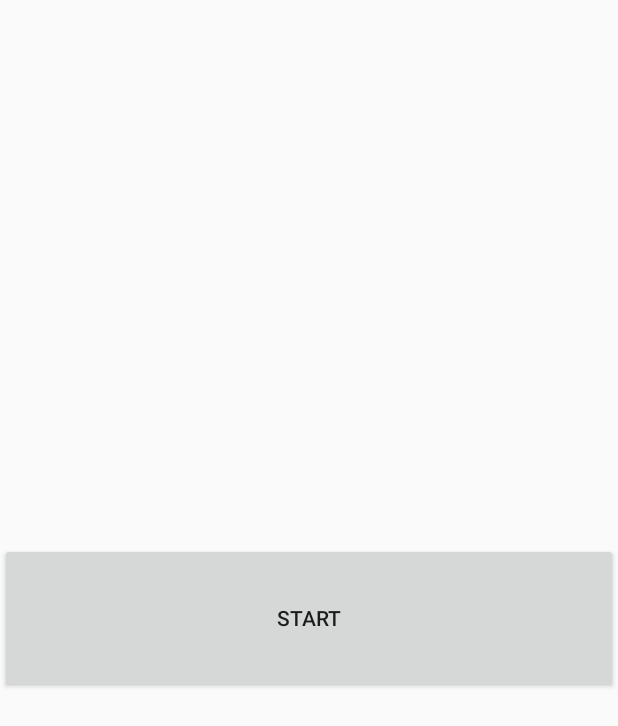
After one commit to GGOUSSEAUD/intelligent-workout, an Android app: the layout menu.xml on its own in the app's theme, with its tools: preview values and no code run, on a phone screen of 412 x 824 dp. The commit adds this screen. Shown: the top 726 px of the screen. Run offline under Robolectric (Android 15) with nearby library versions, the phone set to English and light mode, and no system bars.

Commit message:
- Menu - icon Menu

```diff
--- a/app/src/main/AndroidManifest.xml
+++ b/app/src/main/AndroidManifest.xml
@@ -11,7 +11,7 @@
         android:roundIcon="@drawable/icon"
         android:supportsRtl="true"
         android:theme="@style/AppTheme">
-        <activity android:name=".MainActivity"
+        <activity android:name=".MenuActivity"
             android:screenOrientation="portrait">
             <intent-filter>
                 <action android:name="android.intent.action.MAIN" />
@@ -19,6 +19,7 @@
                 <category android:name="android.intent.category.LAUNCHER" />
             </intent-filter>
         </activity>
+        <activity android:label=".MainActivity" android:name="MainActivity"/>
     </application>
 
 </manifest>
--- a/app/src/main/java/com/projects/p8/intelligent_workout/MainActivity.java
+++ b/app/src/main/java/com/projects/p8/intelligent_workout/MainActivity.java
@@ -2,6 +2,7 @@ package com.projects.p8.intelligent_workout;
 
 import android.app.Activity;
 import android.os.Bundle;
+import android.support.annotation.Nullable;
 import android.view.View;
 
 public class MainActivity extends Activity
@@ -9,9 +10,8 @@ public class MainActivity extends Activity
     private IntelligentWorkout mIntelligentWorkout;
 
     @Override
-    public void onCreate(Bundle savedInstanceState)
+    public void onCreate(@Nullable Bundle savedInstanceState)
     {
-
         super.onCreate(savedInstanceState);
         setContentView(R.layout.main);
         mIntelligentWorkout = findViewById(R.id.IntelligentWorkout);
--- /dev/null
+++ b/app/src/main/res/layout/menu.xml
@@ -0,0 +1,14 @@
+<?xml version="1.0" encoding="utf-8"?>
+<RelativeLayout
+    xmlns:android="http://schemas.android.com/apk/res/android"
+    android:layout_width="fill_parent"
+    android:layout_height="fill_parent">
+
+    <Button
+        android:id="@+id/ButtonStart"
+        android:layout_width="fill_parent"
+        android:layout_height="100dp"
+        android:text="Start"
+        android:layout_centerInParent="true"
+        android:layout_gravity="center_vertical|center_horizontal"/>
+</RelativeLayout>
```
Also changed, not shown: app/src/main/java/com/projects/p8/intelligent_workout/IntelligentWorkout.java (+14 -15 lines), app/src/main/java/com/projects/p8/intelligent_workout/MenuActivity.java (added, +30 -0 lines).
